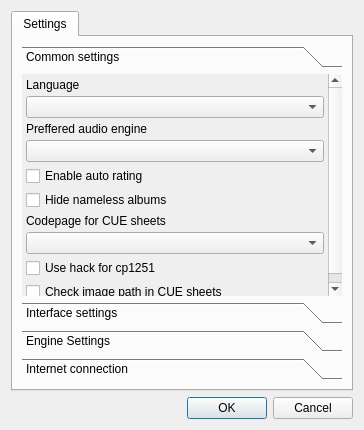
Before: the Qt Designer form src/settings.ui in DrMoriarty/cuberok, drawn with Qt 5.
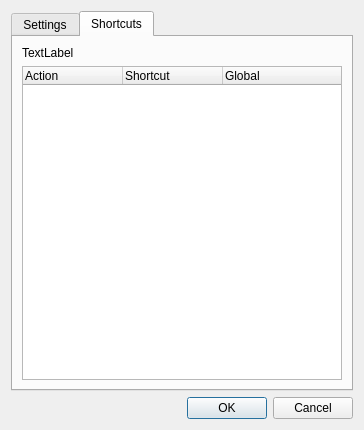
After: the same form once the commit is applied. The open tabs and pages were chosen to show the change. Icons and pictures are not drawn.

```diff
--- a/src/settings.ui
+++ b/src/settings.ui
@@ -34,8 +34,8 @@
            <rect>
             <x>0</x>
             <y>0</y>
-            <width>313</width>
-            <height>257</height>
+            <width>322</width>
+            <height>219</height>
            </rect>
           </property>
           <attribute name="icon">
@@ -537,6 +537,51 @@
        </item>
       </layout>
      </widget>
+     <widget class="QWidget" name="tab_2">
+      <attribute name="title">
+       <string>Shortcuts</string>
+      </attribute>
+      <layout class="QVBoxLayout" name="verticalLayout_6">
+       <item>
+        <widget class="QLabel" name="label_8">
+         <property name="text">
+          <string>TextLabel</string>
+         </property>
+        </widget>
+       </item>
+       <item>
+        <widget class="QTreeWidget" name="shortcutTreeWidget">
+         <property name="frameShape">
+          <enum>QFrame::StyledPanel</enum>
+         </property>
+         <property name="frameShadow">
+          <enum>QFrame::Raised</enum>
+         </property>
+         <property name="editTriggers">
+          <set>QAbstractItemView::AllEditTriggers</set>
+         </property>
+         <property name="alternatingRowColors">
+          <bool>true</bool>
+         </property>
+         <column>
+          <property name="text">
+           <string>Action</string>
+          </property>
+         </column>
+         <column>
+          <property name="text">
+           <string>Shortcut</string>
+          </property>
+         </column>
+         <column>
+          <property name="text">
+           <string>Global</string>
+          </property>
+         </column>
+        </widget>
+       </item>
+      </layout>
+     </widget>
     </widget>
    </item>
    <item>
```
Left out of the diff: 49 changed lines with no effect on the pictures.
